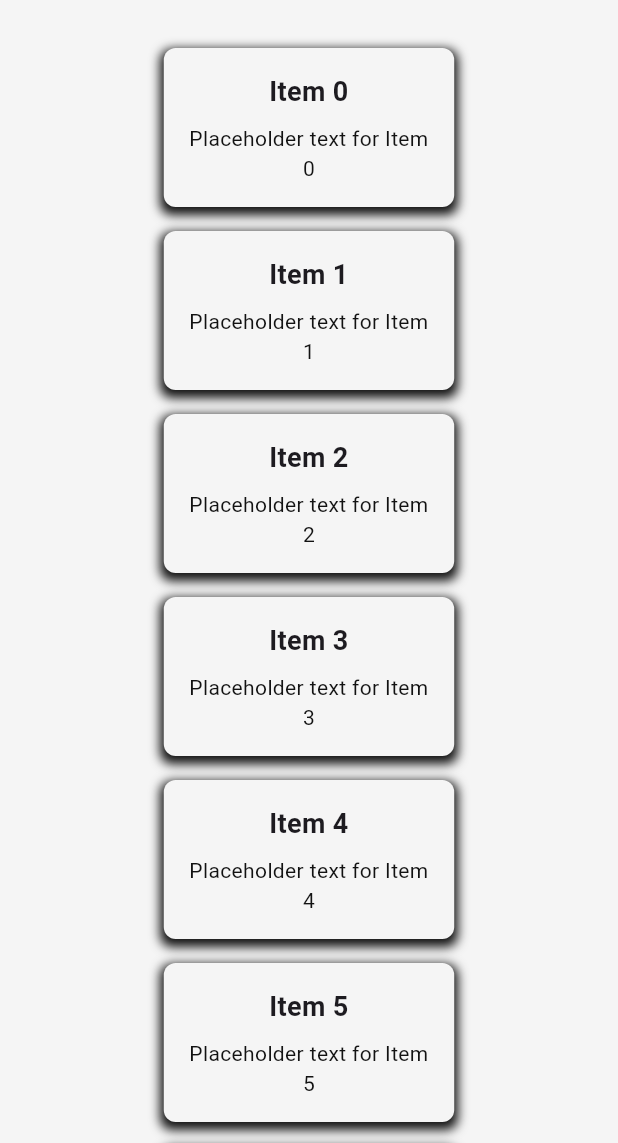
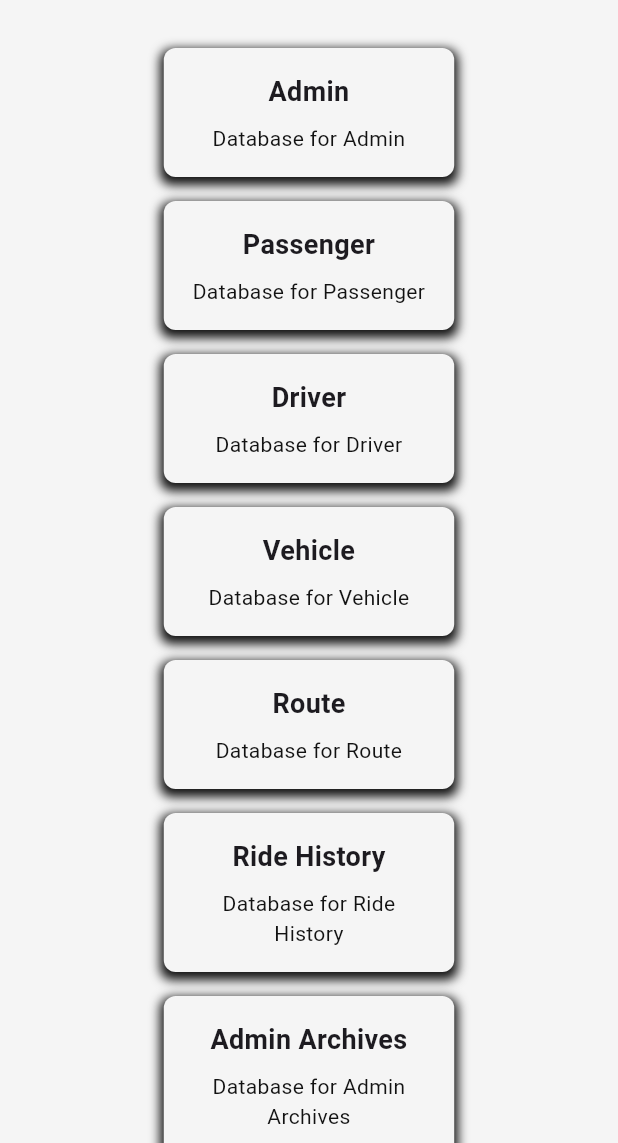
Before and after one commit to heimin22/Pasada_Admin, a Flutter app: the SelectTable screen opened by its route, on a phone screen of 412 x 824 dp, the part 93-1236 px from its top. Run offline on Flutter 3.47's test engine with Material 3 defaults, Android fonts, the phone set to English and light mode, and no system bars; our stand-ins replace supabase_flutter; accounts and stored records are empty.

Commit message:
nilagyan ng pangalan sa select table

```diff
--- a/pasada_admin_application/lib/screen/main_pages/reports_pages/select_table.dart
+++ b/pasada_admin_application/lib/screen/main_pages/reports_pages/select_table.dart
@@ -9,6 +9,19 @@ class SelectTable extends StatefulWidget {
 }
 
 class _SelectTableState extends State<SelectTable> {
+  // Static list of table names
+  final List<String> tableNames = [
+    'Admin',
+    'Passenger',
+    'Driver',
+    'Vehicle',
+    'Route',
+    'Ride History',
+    'Admin Archives',
+    'Driver Archives',
+    'Passenger Archives',
+  ];
+
   @override
   Widget build(BuildContext context) {
     return Scaffold(
@@ -19,12 +32,16 @@ class _SelectTableState extends State<SelectTable> {
         child: Padding(
           padding: const EdgeInsets.all(16.0),
           child: Column(
-            children: List.generate(16, (index) {
-              return Padding(
-                padding: const EdgeInsets.symmetric(vertical: 8.0),
-                child: _buildContainer(context, "Item $index"),
-              );
-            }),
+            // Using tableNames.length to generate items dynamically
+            children: List.generate(
+              tableNames.length,
+              (index) {
+                return Padding(
+                  padding: const EdgeInsets.symmetric(vertical: 8.0),
+                  child: _buildContainer(context, tableNames[index]),
+                );
+              },
+            ),
           ),
         ),
       ),
@@ -34,9 +51,9 @@ class _SelectTableState extends State<SelectTable> {
   Widget _buildContainer(BuildContext context, String title) {
     return GestureDetector(
       onTap: () {
-        Navigator.pushNamed(context, '/data_tables');
+        Navigator.pushNamed(context, '/data_tables', arguments: title);
       },
-      child: Center( // Center widget added here
+      child: Center(
         child: Container(
           width: MediaQuery.of(context).size.width * 0.47,
           padding: const EdgeInsets.all(16.0),
@@ -65,7 +82,7 @@ class _SelectTableState extends State<SelectTable> {
               ),
               const SizedBox(height: 8.0),
               Text(
-                "Placeholder text for $title",
+                "Database for $title",
                 textAlign: TextAlign.center,
                 style: TextStyle(
                   fontSize: 14.0,
```
